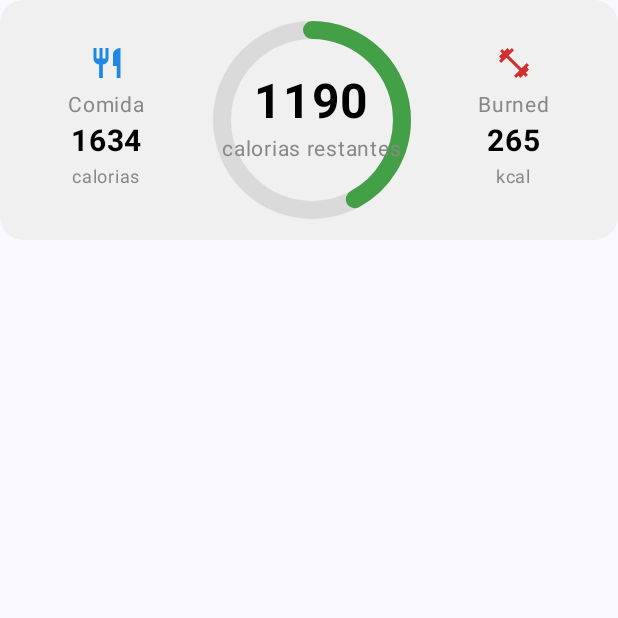
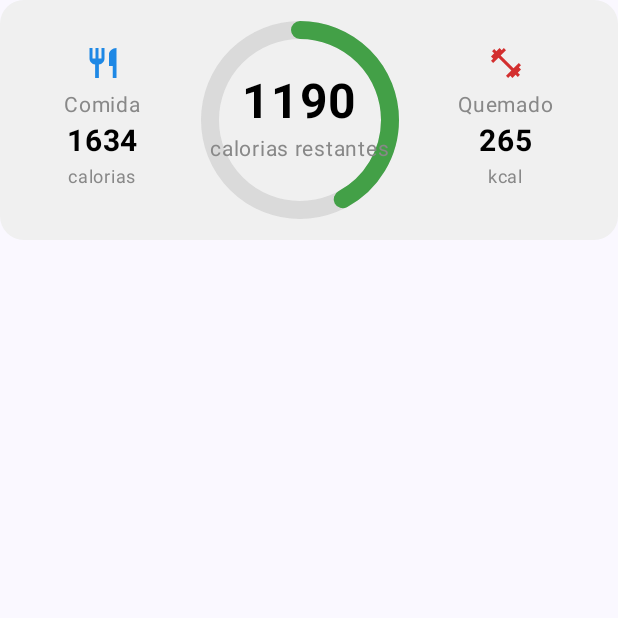
Before and after one commit to Jose-ops789/Nutrilive, an Android app built with Jetpack Compose: the composable DailyCalorieSummaryCard shown on its own in the app's theme, on a phone screen of 412 x 824 dp, the top half of it. Run offline under Robolectric (Android 15) with nearby library versions, the phone set to English and light mode, and no system bars.

Commit message:
pequenio cambio de edicio

```diff
--- a/app/src/main/java/com/example/nutrilive/ui/theme/prueba.kt
+++ b/app/src/main/java/com/example/nutrilive/ui/theme/prueba.kt
@@ -557,7 +557,7 @@ fun DailyCalorieSummaryCard() {
 
             CalorieInfoColumn(
                 icon = Icons.Filled.FitnessCenter,
-                label = "Burned",
+                label = "Quemado",
                 value = burnedKcal,
                 unit = "kcal",
                 color = Color(0xFFD32F2F)
```
